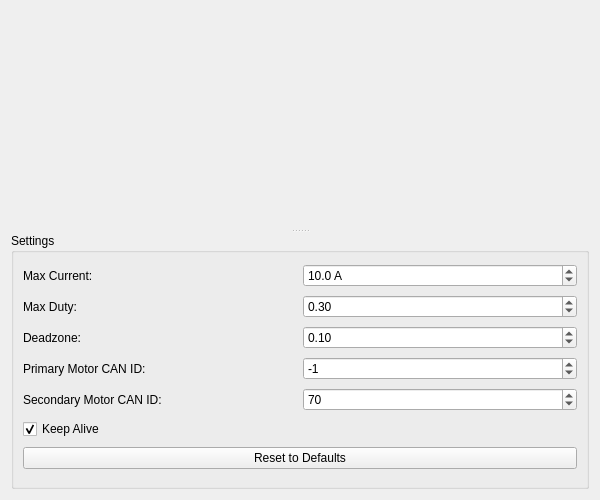
ishansaha01/vesc_tool, file pages/pagejoystickcontrol.ui: the form before one commit.
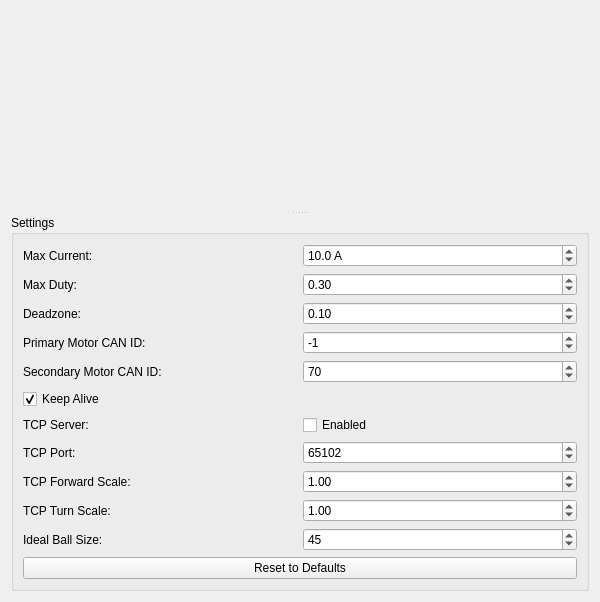
The form after the commit.

```diff
--- a/pages/pagejoystickcontrol.ui
+++ b/pages/pagejoystickcontrol.ui
@@ -157,7 +157,123 @@
          </property>
         </widget>
        </item>
-       <item row="6" column="0" colspan="2">
+       <item row="6" column="0">
+        <widget class="QLabel" name="tcpServerLabel">
+         <property name="text">
+          <string>TCP Server:</string>
+         </property>
+        </widget>
+       </item>
+       <item row="6" column="1">
+        <widget class="QCheckBox" name="tcpServerEnabledBox">
+         <property name="text">
+          <string>Enabled</string>
+         </property>
+         <property name="checked">
+          <bool>false</bool>
+         </property>
+        </widget>
+       </item>
+       <item row="7" column="0">
+        <widget class="QLabel" name="tcpPortLabel">
+         <property name="text">
+          <string>TCP Port:</string>
+         </property>
+        </widget>
+       </item>
+       <item row="7" column="1">
+        <widget class="QSpinBox" name="tcpPortBox">
+         <property name="minimum">
+          <number>1024</number>
+         </property>
+         <property name="maximum">
+          <number>65535</number>
+         </property>
+         <property name="value">
+          <number>65102</number>
+         </property>
+        </widget>
+       </item>
+       <item row="8" column="0">
+        <widget class="QLabel" name="tcpForwardScaleLabel">
+         <property name="text">
+          <string>TCP Forward Scale:</string>
+         </property>
+        </widget>
+       </item>
+       <item row="8" column="1">
+        <widget class="QDoubleSpinBox" name="tcpForwardScaleBox">
+         <property name="decimals">
+          <number>2</number>
+         </property>
+         <property name="minimum">
+          <double>0.010000000000000</double>
+         </property>
+         <property name="maximum">
+          <double>10.000000000000000</double>
+         </property>
+         <property name="singleStep">
+          <double>0.100000000000000</double>
+         </property>
+         <property name="value">
+          <double>1.000000000000000</double>
+         </property>
+        </widget>
+       </item>
+       <item row="9" column="0">
+        <widget class="QLabel" name="tcpTurnScaleLabel">
+         <property name="text">
+          <string>TCP Turn Scale:</string>
+         </property>
+        </widget>
+       </item>
+       <item row="9" column="1">
+        <widget class="QDoubleSpinBox" name="tcpTurnScaleBox">
+         <property name="decimals">
+          <number>2</number>
+         </property>
+         <property name="minimum">
+          <double>0.010000000000000</double>
+         </property>
+         <property name="maximum">
+          <double>10.000000000000000</double>
+         </property>
+         <property name="singleStep">
+          <double>0.100000000000000</double>
+         </property>
+         <property name="value">
+          <double>1.000000000000000</double>
+         </property>
+        </widget>
+       </item>
+       <item row="10" column="0">
+        <widget class="QLabel" name="idealBallSizeLabel">
+         <property name="text">
+          <string>Ideal Ball Size:</string>
+         </property>
+        </widget>
+       </item>
+       <item row="10" column="1">
+        <widget class="QSpinBox" name="idealBallSizeBox">
+         <property name="minimum">
+          <number>1</number>
+         </property>
+         <property name="maximum">
+          <number>200</number>
+         </property>
+         <property name="value">
+          <number>45</number>
+         </property>
+        </widget>
+       </item>
+       <item row="11" column="0" colspan="2">
+        <widget class="QLabel" name="tcpStatusLabel">
+         <property name="text">
+          <string>TCP Status: Disabled</string>
+         </property>
+        </widget>
+       </item>
+       <item row="11" column="0" colspan="2">
         <widget class="QPushButton" name="resetButton">
          <property name="text">
           <string>Reset to Defaults</string>
```
